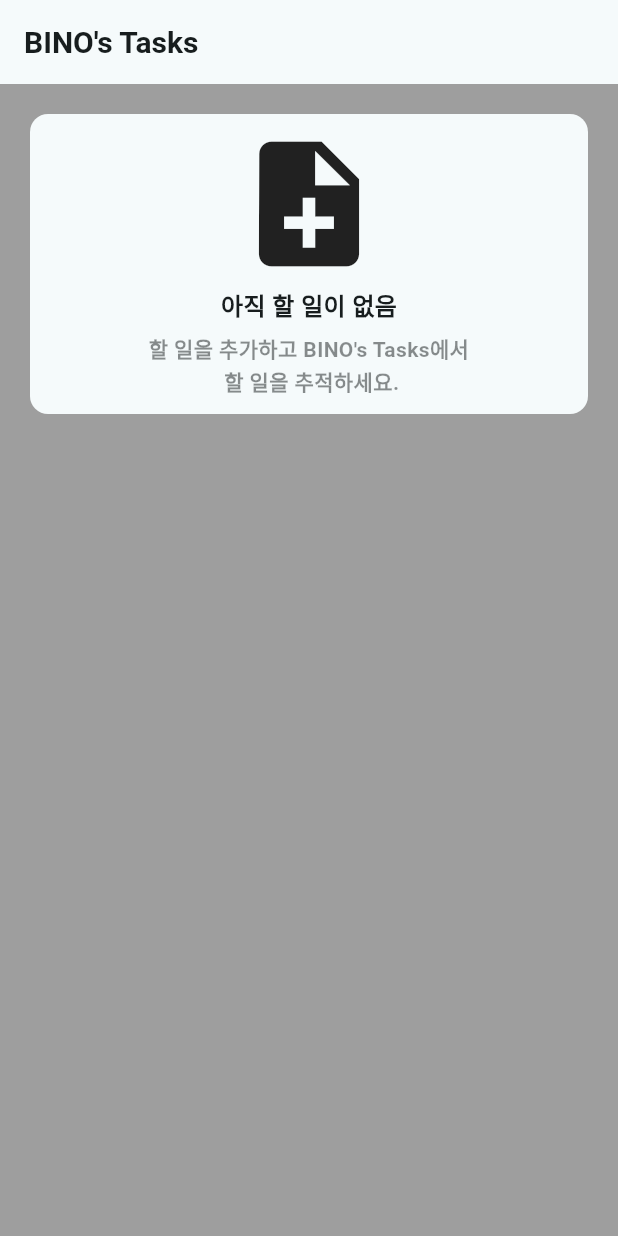
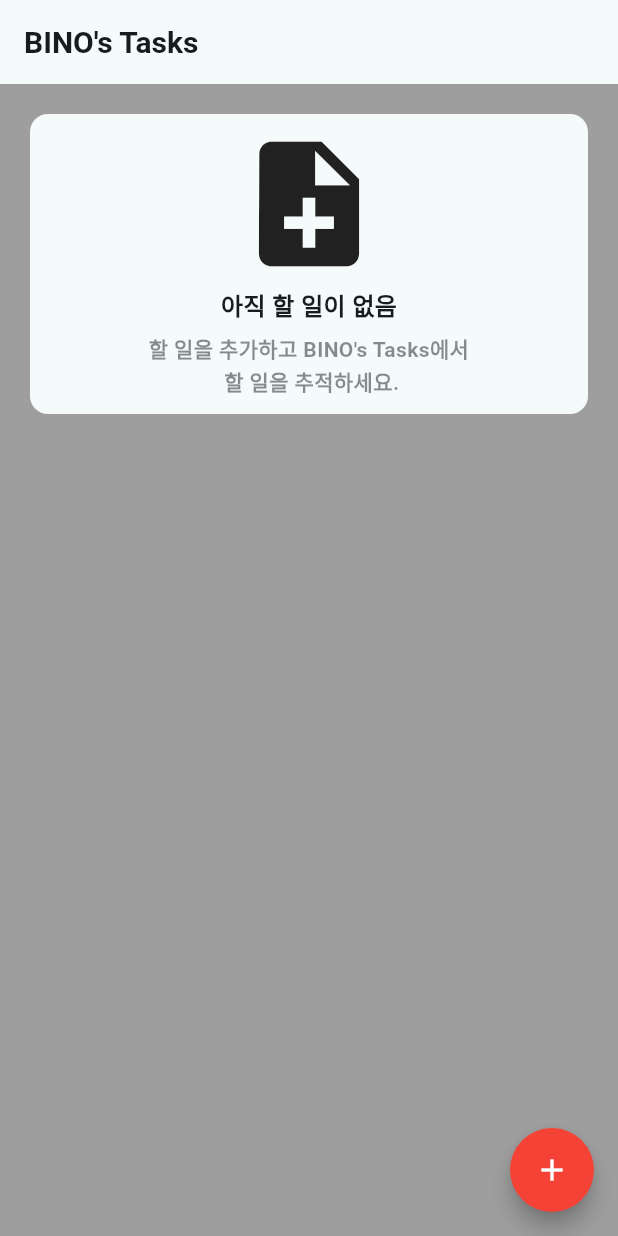
Before and after one commit to BinoKim/flutter_tasks_app, a Flutter app: the screen it shows after launch, on a phone screen of 412 x 824 dp. Run offline on Flutter 3.47's test engine with Material 3 defaults, Android fonts, the phone set to English and light mode, and no system bars; missing offline and left inert: dart:ffi.

Commit message:
floatingButton 완료

```diff
--- a/lib/HomePage.dart
+++ b/lib/HomePage.dart
@@ -1,6 +1,7 @@
 
 
 import 'package:flutter/material.dart';
+import 'package:flutter_tasks_app/floatingButton.dart';
 import 'package:flutter_tasks_app/nothingToDo.dart';
 
 class HomePage extends StatelessWidget {
@@ -29,6 +30,8 @@ class HomePage extends StatelessWidget {
             ],
           ),
         ),
+        floatingActionButton: FloatingButton(),
+        floatingActionButtonLocation: FloatingActionButtonLocation.endFloat,
       );
   }
 }
--- /dev/null
+++ b/lib/floatingButton.dart
@@ -0,0 +1,20 @@
+
+
+import 'package:flutter/material.dart';
+
+class FloatingButton extends StatelessWidget {
+  @override
+  Widget build(BuildContext context) {
+    return FloatingActionButton(
+      child: Icon(
+        Icons.add,
+        size: 24,
+      ),
+      onPressed: () {},
+      backgroundColor: Colors.red,
+      foregroundColor: Colors.white,
+      shape: CircleBorder(),
+      );
+  }
+
+}
```
